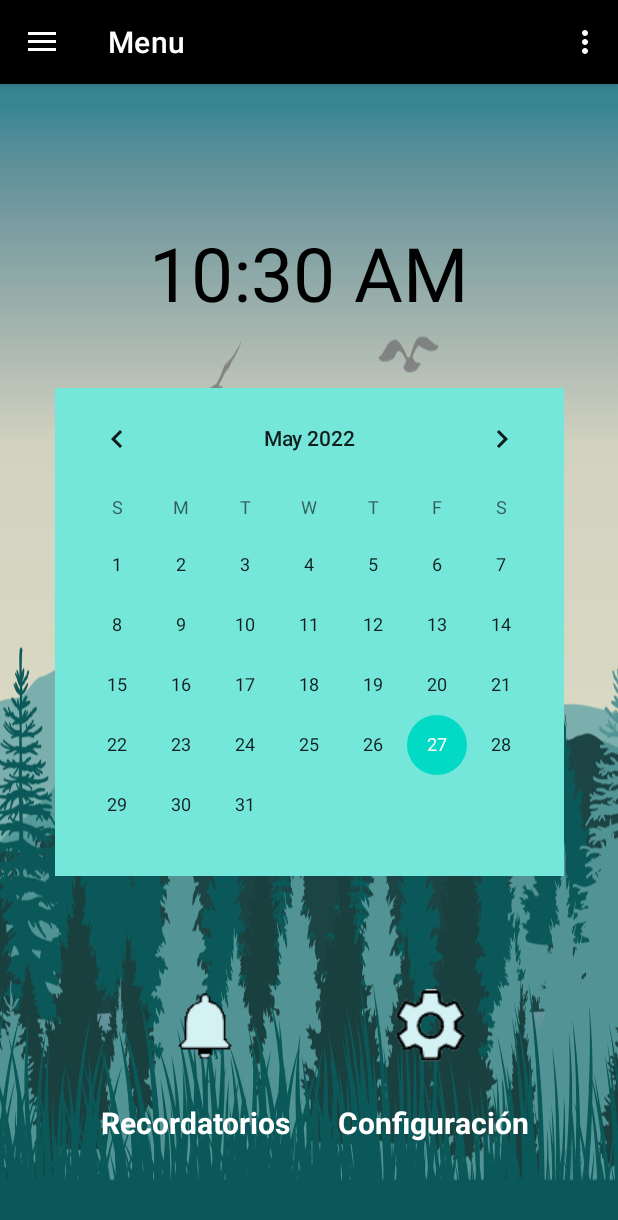
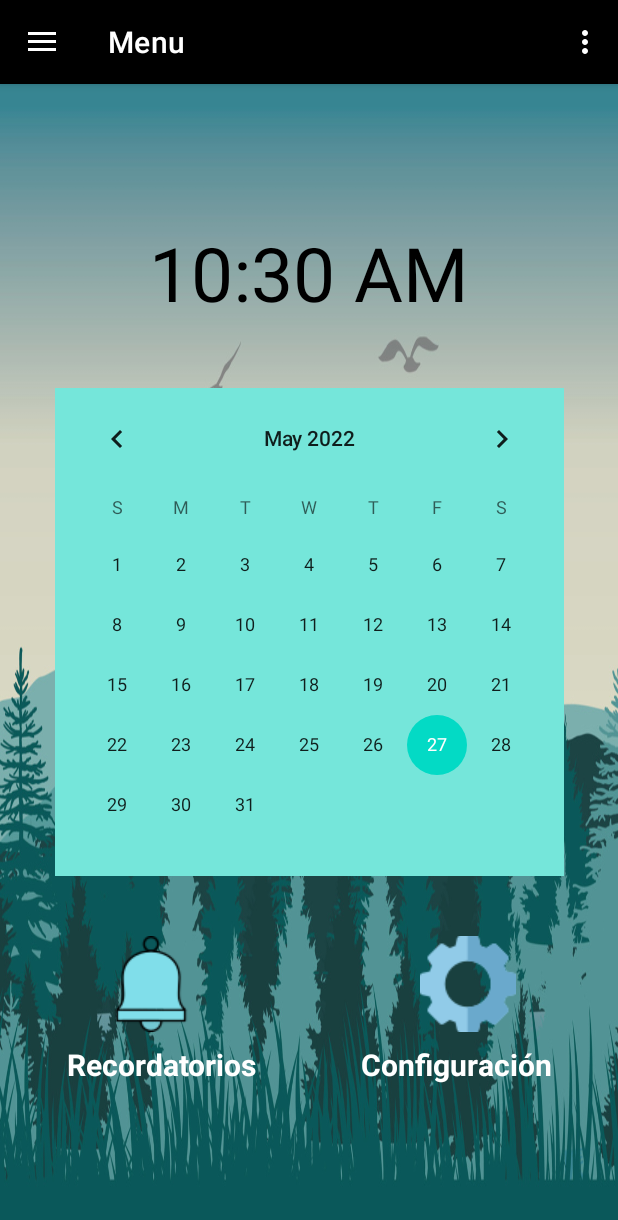
Before and after one commit to shekka12/AwichuPilfrut, an Android app: the screen it shows after launch once a user with an empty profile is signed in (MenuLateralActivity), on a phone screen of 412 x 824 dp. Shown: the top 1220 px of the screen. Run offline under Robolectric (Android 15) with nearby library versions, the light colour scheme and no system bars; our stand-ins replace Firebase (no records; nobody signed in at launch, a user with empty details on screens opened directly), navigation-ui; libraries missing offline, so code that uses them is left out: com.firebase.ui.

Commit message:
Correccion de bugs

```diff
--- a/app/src/main/res/layout/activity_main.xml
+++ b/app/src/main/res/layout/activity_main.xml
@@ -36,7 +36,7 @@
 			app:counterEnabled="true"
 			app:counterMaxLength="50"
 			android:elevation="3dp"
-			app:counterTextColor="@color/white"
+			app:counterTextColor="@color/teal_700"
 			android:backgroundTint="@color/black_overlay"
 			app:boxStrokeColor="@color/black_overlay"
 			app:endIconTint="#009688"
@@ -93,7 +93,7 @@
 				app:counterEnabled="true"
 				app:counterMaxLength="14"
 				android:elevation="3dp"
-				app:counterTextColor="@color/white"
+				app:counterTextColor="@color/teal_200"
 				android:backgroundTint="@color/black_overlay"
 				app:boxStrokeColor="@color/black_overlay"
 				app:endIconTint="#009688"
--- a/app/src/main/res/layout/fragment_home.xml
+++ b/app/src/main/res/layout/fragment_home.xml
@@ -40,33 +40,25 @@
             app:layout_constraintBottom_toBottomOf="parent"
             app:layout_constraintTop_toBottomOf="@+id/simpleDigitalClock" app:layout_constraintVertical_bias="0.154"/>
     <ImageButton
-            android:src="@drawable/botonconfiguracion1"
-            android:layout_width="100dp"
-            android:layout_height="100dp"
+            android:src="@drawable/engranaje64"
+            android:layout_width="80dp"
+            android:layout_height="80dp"
             android:id="@+id/imageButton"
-            app:layout_constraintBottom_toBottomOf="parent"
-            app:layout_constraintEnd_toEndOf="parent"
-            app:layout_constraintStart_toStartOf="parent"
+            app:layout_constraintEnd_toEndOf="@+id/calendarView"
             app:layout_constraintTop_toBottomOf="@+id/calendarView"
-            app:layout_constraintHorizontal_bias="0.821"
-            app:layout_constraintVertical_bias="0.377"
             tools:ignore="SpeakableTextPresentCheck,SpeakableTextPresentCheck" android:background="#00A3EBB1"
-            android:layout_marginEnd="32dp" android:layout_marginStart="32dp" android:layout_marginTop="16dp"
-            android:layout_marginBottom="32dp"/>
+            android:layout_marginTop="32dp"
+            android:layout_marginEnd="24dp"/>
     <ImageButton
-            android:src="@drawable/botonrecordatorio2"
-            android:layout_width="100dp"
-            android:layout_height="100dp"
+            android:src="@drawable/notificacione64"
+            android:layout_width="80dp"
+            android:layout_height="80dp"
             android:id="@+id/imageButton2"
-            app:layout_constraintBottom_toBottomOf="parent"
-            app:layout_constraintStart_toStartOf="parent"
-            app:layout_constraintEnd_toEndOf="parent"
+            app:layout_constraintStart_toStartOf="@+id/calendarView"
             app:layout_constraintTop_toBottomOf="@+id/calendarView"
-            app:layout_constraintHorizontal_bias="0.216"
-            app:layout_constraintVertical_bias="0.377"
             tools:ignore="SpeakableTextPresentCheck,TouchTargetSizeCheck"
-            android:background="#00A3EBB1" android:layout_marginStart="32dp" android:layout_marginEnd="32dp"
-            android:layout_marginTop="16dp" android:layout_marginBottom="32dp"/>
+            android:background="#00A3EBB1"
+            android:layout_marginTop="32dp" android:layout_marginStart="24dp"/>
     <TextView
             android:text="Recordatorios"
             android:layout_width="wrap_content"
@@ -75,14 +67,12 @@
             android:textSize="20dp"
             app:layout_constraintTop_toBottomOf="@+id/imageButton2"
             app:layout_constraintBottom_toBottomOf="parent"
-            app:layout_constraintEnd_toEndOf="parent"
-            app:layout_constraintStart_toStartOf="parent"
-            app:layout_constraintHorizontal_bias="0.236"
+            app:layout_constraintStart_toStartOf="@+id/calendarView"
             app:layout_constraintVertical_bias="0.0"
 
             android:textColor="@color/white"
             android:textStyle="bold"
-    />
+            android:layout_marginStart="8dp" android:layout_marginBottom="16dp"/>
     <TextView
             android:text="Configuración"
             android:layout_width="wrap_content"
@@ -90,13 +80,11 @@
             android:id="@+id/textView14"
             android:textSize="20dp"
             app:layout_constraintBottom_toBottomOf="parent"
-            app:layout_constraintStart_toStartOf="parent"
-            app:layout_constraintEnd_toEndOf="parent"
-            app:layout_constraintHorizontal_bias="0.792"
+            app:layout_constraintEnd_toEndOf="@+id/calendarView"
             app:layout_constraintTop_toBottomOf="@+id/imageButton"
             app:layout_constraintVertical_bias="0.0"
             android:textColor="@color/white"
-            android:textStyle="bold"/>
+            android:textStyle="bold" android:layout_marginEnd="8dp" android:layout_marginBottom="16dp"/>
 
 </androidx.constraintlayout.widget.ConstraintLayout>
 
--- a/app/src/main/res/values/strings.xml
+++ b/app/src/main/res/values/strings.xml
@@ -5,10 +5,10 @@
     <string name="dummy_content">DUMMY\nCONTENT</string>
     <string name="awichu">AWICHU</string>
     <string name="contrase_a">Contraseña</string>
-    <string name="correo_electronico">Correo electronico</string>
+    <string name="correo_electronico">Correo electrónico</string>
     <string name="signup">signUp</string>
-    <string name="confirme_contrase_a">Confirme contraseña</string>
-    <string name="nombre_completo">Nombre Completo</string>
+    <string name="confirme_contrase_a">Verificar Contraseña</string>
+    <string name="nombre_completo">Nombre(s)</string>
     <string name="Loginsignup">SignUP</string>
     <string name="cotrase_a">cotraseña</string>
     <string name="title_activity_menu_lateral">MenuLateralActivity</string>
```
Also changed, not shown: app/src/main/res/layout/activity_password_recover.xml (+10 -4 lines), app/src/main/res/layout/activity_register.xml (+9 -6 lines), app/src/main/res/layout/activity_remain.xml (+23 -16 lines), app/src/main/java/com/umss/awichu/presentation/authentification/login/view/MainActivity.kt (line endings or trailing spaces), app/src/main/res/drawable/engranaje24.png (added), app/src/main/res/drawable/engranaje32.png (added), app/src/main/res/drawable/engranaje64.png (added), app/src/main/res/drawable/notificacion24.png (added), app/src/main/res/drawable/notificacion32.png (added), app/src/main/res/drawable/notificacion64.png (added), app/src/main/res/drawable/notificacione64.png (added).
